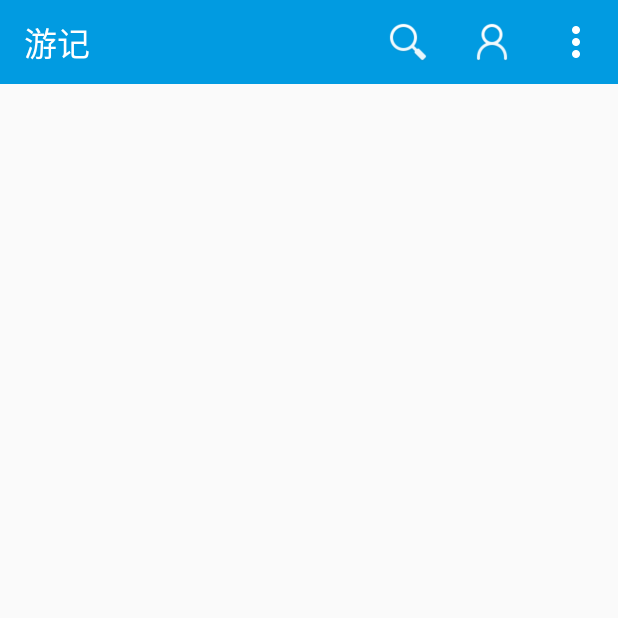
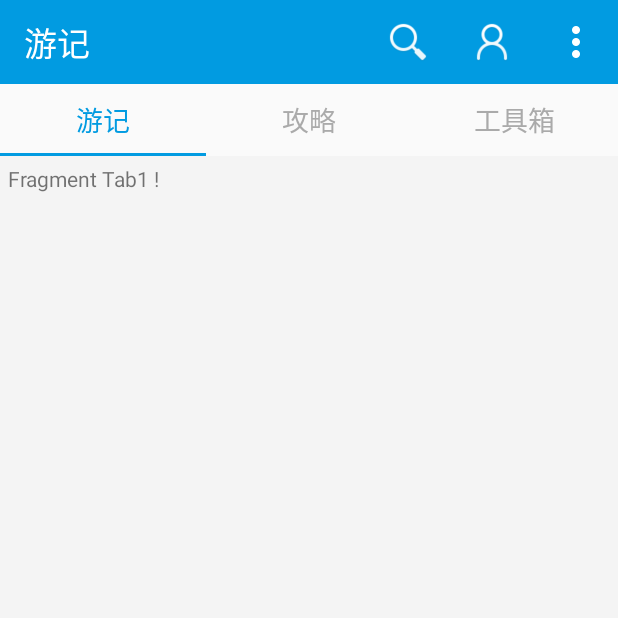
Before and after one commit to 602497556/Youji, an Android app: the screen it shows after launch (MainActivity), on a phone screen of 412 x 824 dp, the top half of it. Run offline under Robolectric (Android 15) with nearby library versions, the phone set to English and light mode, and no system bars.

Commit message:
使用TabLayout+ViewPager完成应用的基本布局.

```diff
--- a/app/build.gradle
+++ b/app/build.gradle
@@ -23,4 +23,6 @@ dependencies {
     compile fileTree(dir: 'libs', include: ['*.jar'])
     testCompile 'junit:junit:4.12'
     compile 'com.android.support:appcompat-v7:23.4.0'
+    compile 'com.android.support:support-v4:23.4.0'
+    compile 'com.android.support:design:23.2.1'
 }
--- a/app/src/main/java/com/zeng/youji/MainActivity.java
+++ b/app/src/main/java/com/zeng/youji/MainActivity.java
@@ -1,9 +1,20 @@
 package com.zeng.youji;
 
+import android.support.design.widget.TabLayout;
+import android.support.v4.app.Fragment;
+import android.support.v4.view.ViewPager;
 import android.support.v7.app.AppCompatActivity;
 import android.os.Bundle;
 import android.support.v7.widget.Toolbar;
 import android.view.Window;
+
+import com.zeng.youji.adapter.MyFragmentPagerAdapter;
+import com.zeng.youji.fragment.FragmentTab1;
+import com.zeng.youji.fragment.FragmentTab2;
+import com.zeng.youji.fragment.FragmentTab3;
+
+import java.util.ArrayList;
+import java.util.List;
 
 public class MainActivity extends AppCompatActivity {
 
@@ -11,6 +22,14 @@ public class MainActivity extends AppCompatActivity {
     ToolBar
      */
     private Toolbar mToolBar;
+
+    private MyFragmentPagerAdapter pagerAdapter;
+
+    private ViewPager viewPager;
+
+    private List<Fragment> fragments = new ArrayList<>();
+
+    private TabLayout tabLayout;
 
     @Override
     protected void onCreate(Bundle savedInstanceState) {
@@ -20,18 +39,23 @@ public class MainActivity extends AppCompatActivity {
         mToolBar = (Toolbar) findViewById(R.id.tool_bar);
         mToolBar.inflateMenu(R.menu.toolbar_menu);
 
+        addFragments();
+
+        pagerAdapter = new MyFragmentPagerAdapter(getSupportFragmentManager(),fragments);
+        viewPager = (ViewPager) findViewById(R.id.view_pager);
+        viewPager.setAdapter(pagerAdapter);
+
+        tabLayout = (TabLayout) findViewById(R.id.tab_layout);
+        tabLayout.setupWithViewPager(viewPager);
+        tabLayout.setTabMode(TabLayout.MODE_FIXED);
 
     }
 
-
-
-
-
-
-
-
-
-
+    private void addFragments() {
+        fragments.add(new FragmentTab1());
+        fragments.add(new FragmentTab2());
+        fragments.add(new FragmentTab3());
+    }
 
 
 }
--- /dev/null
+++ b/app/src/main/java/com/zeng/youji/adapter/MyFragmentPagerAdapter.java
@@ -0,0 +1,41 @@
+package com.zeng.youji.adapter;
+
+import android.support.v4.app.Fragment;
+import android.support.v4.app.FragmentManager;
+import android.support.v4.app.FragmentPagerAdapter;
+
+import java.util.ArrayList;
+import java.util.List;
+
+/**
+ * Created by Administrator on 16-7-11.
+ */
+public class MyFragmentPagerAdapter extends FragmentPagerAdapter {
+
+    private static final int PAGE_COUNT = 3;
+
+    private String[] tabTitles = new String[]{"游记","攻略","工具箱"};
+
+    private List<Fragment> fragmentList = new ArrayList<>();
+
+
+    public MyFragmentPagerAdapter(FragmentManager fm,List<Fragment> fragments){
+        super(fm);
+        this.fragmentList = fragments;
+    }
+
+    @Override
+    public Fragment getItem(int position) {
+        return fragmentList.get(position);
+    }
+
+    @Override
+    public int getCount() {
+        return PAGE_COUNT;
+    }
+
+    @Override
+    public CharSequence getPageTitle(int position) {
+        return tabTitles[position];
+    }
+}
--- /dev/null
+++ b/app/src/main/java/com/zeng/youji/fragment/FragmentTab1.java
@@ -0,0 +1,26 @@
+package com.zeng.youji.fragment;
+
+
+import android.os.Bundle;
+import android.support.v4.app.Fragment;
+import android.view.LayoutInflater;
+import android.view.View;
+import android.view.ViewGroup;
+
+import com.zeng.youji.R;
+
+public class FragmentTab1 extends Fragment {
+
+
+    public FragmentTab1() {
+        // Required empty public constructor
+    }
+
+
+    @Override
+    public View onCreateView(LayoutInflater inflater, ViewGroup container,Bundle savedInstanceState) {
+        // Inflate the layout for this fragment
+        return inflater.inflate(R.layout.fragment_tab1, container, false);
+    }
+
+}
--- /dev/null
+++ b/app/src/main/java/com/zeng/youji/fragment/FragmentTab2.java
@@ -0,0 +1,26 @@
+package com.zeng.youji.fragment;
+
+
+import android.os.Bundle;
+import android.support.v4.app.Fragment;
+import android.view.LayoutInflater;
+import android.view.View;
+import android.view.ViewGroup;
+
+import com.zeng.youji.R;
+
+public class FragmentTab2 extends Fragment {
+
+
+    public FragmentTab2() {
+        // Required empty public constructor
+    }
+
+
+    @Override
+    public View onCreateView(LayoutInflater inflater, ViewGroup container,Bundle savedInstanceState) {
+        // Inflate the layout for this fragment
+        return inflater.inflate(R.layout.fragment_tab2, container, false);
+    }
+
+}
--- /dev/null
+++ b/app/src/main/java/com/zeng/youji/fragment/FragmentTab3.java
@@ -0,0 +1,26 @@
+package com.zeng.youji.fragment;
+
+
+import android.os.Bundle;
+import android.support.v4.app.Fragment;
+import android.view.LayoutInflater;
+import android.view.View;
+import android.view.ViewGroup;
+
+import com.zeng.youji.R;
+
+public class FragmentTab3 extends Fragment {
+
+
+    public FragmentTab3() {
+        // Required empty public constructor
+    }
+
+
+    @Override
+    public View onCreateView(LayoutInflater inflater, ViewGroup container,Bundle savedInstanceState) {
+        // Inflate the layout for this fragment
+        return inflater.inflate(R.layout.fragment_tab3, container, false);
+    }
+
+}
--- a/app/src/main/res/layout/activity_main.xml
+++ b/app/src/main/res/layout/activity_main.xml
@@ -12,10 +12,20 @@
         android:background="@color/toolbar_bcg_color"
         android:theme="@style/Theme.ToolBar.More"
         app:title="@string/tool_bar_title"
-        app:titleTextAppearance="@style/ToolBarTitleTextAppearance" >
+        app:titleTextAppearance="@style/ToolBarTitleTextAppearance" />
 
-    </android.support.v7.widget.Toolbar>
+    <android.support.design.widget.TabLayout
+        android:id="@+id/tab_layout"
+        android:layout_width="match_parent"
+        android:layout_height="wrap_content"
+        style="@style/MyCustomTabLayout"/>
 
+    <android.support.v4.view.ViewPager
+        android:id="@+id/view_pager"
+        android:layout_width="match_parent"
+        android:layout_height="match_parent"
+        android:background="@color/view_pager_background"
+        android:padding="@dimen/view_pager_padding" />
 
 
 
--- /dev/null
+++ b/app/src/main/res/layout/fragment_tab1.xml
@@ -0,0 +1,13 @@
+<FrameLayout xmlns:android="http://schemas.android.com/apk/res/android"
+    xmlns:tools="http://schemas.android.com/tools"
+    android:layout_width="match_parent"
+    android:layout_height="match_parent"
+    tools:context="com.zeng.youji.fragment.FragmentTab1">
+
+    <!-- TODO: Update blank fragment layout -->
+    <TextView
+        android:layout_width="match_parent"
+        android:layout_height="match_parent"
+        android:text="Fragment Tab1 !" />
+
+</FrameLayout>
--- /dev/null
+++ b/app/src/main/res/layout/fragment_tab2.xml
@@ -0,0 +1,13 @@
+<FrameLayout xmlns:android="http://schemas.android.com/apk/res/android"
+    xmlns:tools="http://schemas.android.com/tools"
+    android:layout_width="match_parent"
+    android:layout_height="match_parent"
+    tools:context="com.zeng.youji.fragment.FragmentTab1">
+
+    <!-- TODO: Update blank fragment layout -->
+    <TextView
+        android:layout_width="match_parent"
+        android:layout_height="match_parent"
+        android:text="Fragment Tab 2 !" />
+
+</FrameLayout>
--- /dev/null
+++ b/app/src/main/res/layout/fragment_tab3.xml
@@ -0,0 +1,13 @@
+<FrameLayout xmlns:android="http://schemas.android.com/apk/res/android"
+    xmlns:tools="http://schemas.android.com/tools"
+    android:layout_width="match_parent"
+    android:layout_height="match_parent"
+    tools:context="com.zeng.youji.fragment.FragmentTab1">
+
+    <!-- TODO: Update blank fragment layout -->
+    <TextView
+        android:layout_width="match_parent"
+        android:layout_height="match_parent"
+        android:text="Fragment Tab 3 !" />
+
+</FrameLayout>
--- a/app/src/main/res/values/colors.xml
+++ b/app/src/main/res/values/colors.xml
@@ -6,4 +6,9 @@
 
     <color name="toolbar_bcg_color">#019BE1</color>
 
+    <color name="view_pager_background">#F4F4F4</color>
+
+    <color name="tab_selected_color">#019BE1</color>
+    <color name="tab_indicator_color">#019BE1</color>
+
 </resources>
--- a/app/src/main/res/values/dimens.xml
+++ b/app/src/main/res/values/dimens.xml
@@ -2,4 +2,7 @@
     <!-- Default screen margins, per the Android Design guidelines. -->
     <dimen name="activity_horizontal_margin">16dp</dimen>
     <dimen name="activity_vertical_margin">16dp</dimen>
+
+    <dimen name="view_pager_padding">5dp</dimen>
+
 </resources>
--- a/app/src/main/res/values/styles.xml
+++ b/app/src/main/res/values/styles.xml
@@ -22,6 +22,19 @@
         <item name="android:src">@mipmap/more_icon</item>
     </style>
 
+    <!-- TabLayout的自定义主题 -->
+    <style name="MyCustomTabLayout" parent="Widget.Design.TabLayout">
+        <item name="tabIndicatorHeight">2dp</item>
+        <item name="tabIndicatorColor">#019BE1</item>
+        <item name="tabSelectedTextColor">#019BE1</item>
+        <item name="tabTextAppearance">@style/MyCustomTabTextAppearance</item>
+    </style>
+
+    <style name="MyCustomTabTextAppearance" parent="TextAppearance.Design.Tab">
+        <item name="android:textSize">18sp</item>
+        <item name="android:textColor">@android:color/darker_gray</item>
+    </style>
+
 
 
 
```
